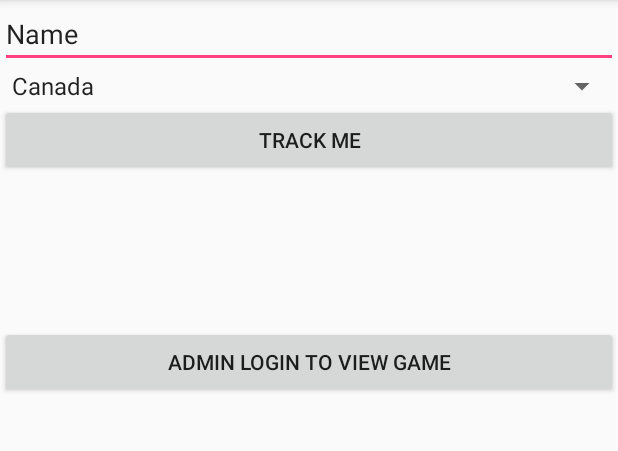
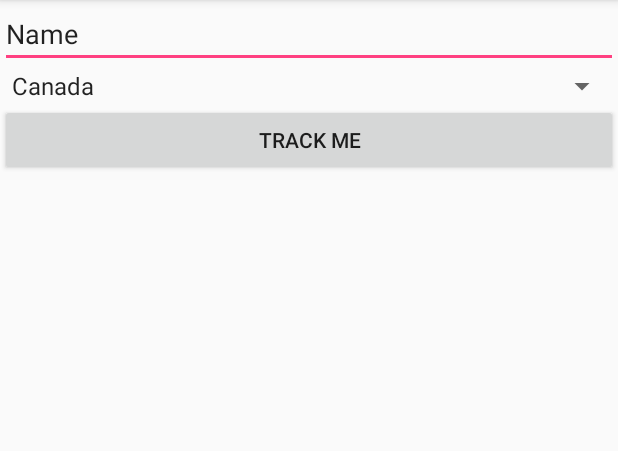
Before and after one commit to abdeali53/CaptureTheFlagGameAndroid, an Android app: the screen it shows after launch (MainActivity), on a phone screen of 412 x 824 dp, the part 84-535 px from its top. Run offline under Robolectric (Android 15) with nearby library versions, the light colour scheme and no system bars; our stand-ins replace Firebase (no records; nobody signed in at launch, a user with empty details on screens opened directly); libraries missing offline, so code that uses them is left out: android.test.mock.

Commit message:
Bug Fix and Divide App

```diff
--- a/app/src/main/java/com/abdeali/democaptureflagproject/MainActivity.java
+++ b/app/src/main/java/com/abdeali/democaptureflagproject/MainActivity.java
@@ -112,9 +112,9 @@ public class MainActivity extends AppCompatActivity {
         }
     }
 
-    public void btn_ViewGame(View view){
-        Intent intent = new Intent(getBaseContext(), AdminLoginActivity.class);
-        startActivity(intent);
-    }
+//    public void btn_ViewGame(View view){
+//        Intent intent = new Intent(getBaseContext(), AdminLoginActivity.class);
+//        startActivity(intent);
+//    }
 
 }
--- a/app/src/main/res/layout/activity_main.xml
+++ b/app/src/main/res/layout/activity_main.xml
@@ -24,11 +24,11 @@
         android:onClick="btnTrackMe_Click"
         android:text="Track Me" />
 
-    <Button
-        android:id="@+id/button2"
-        android:layout_width="match_parent"
-        android:layout_height="wrap_content"
-        android:layout_marginTop="100dp"
-        android:onClick="btn_ViewGame"
-        android:text="Admin Login To View Game" />
+    <!--<Button-->
+        <!--android:id="@+id/button2"-->
+        <!--android:layout_width="match_parent"-->
+        <!--android:layout_height="wrap_content"-->
+        <!--android:layout_marginTop="100dp"-->
+        <!--android:onClick="btn_ViewGame"-->
+        <!--android:text="Admin Login To View Game" />-->
 </LinearLayout>
```
